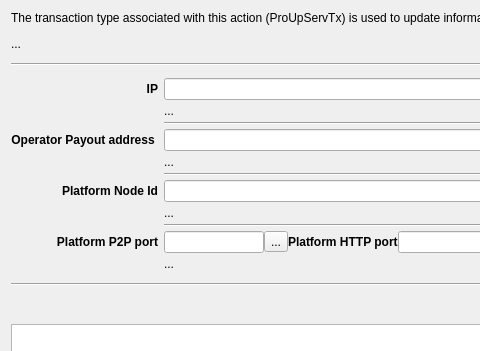
Qt form src/ui/ui_upd_mn_service_dlg.ui (Bertrand256/dash-masternode-tool) before a commit; both pictures show x 0 to 480 and y 0 to 351 of the 716 by 463 pixel window.
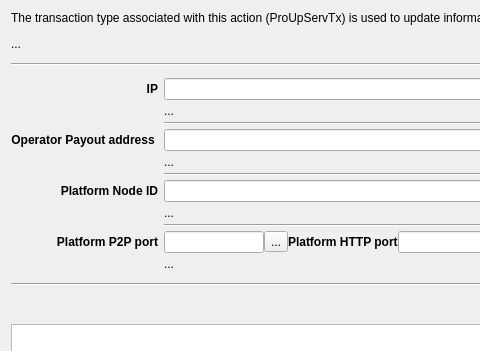
The same form after that commit.

Patch:
```diff
--- a/src/ui/ui_upd_mn_service_dlg.ui
+++ b/src/ui/ui_upd_mn_service_dlg.ui
@@ -210,7 +210,7 @@
           </font>
          </property>
          <property name="text">
-          <string>Platform Node Id</string>
+          <string>Platform Node ID</string>
          </property>
          <property name="alignment">
           <set>Qt::AlignRight|Qt::AlignTrailing|Qt::AlignVCenter</set>
```
